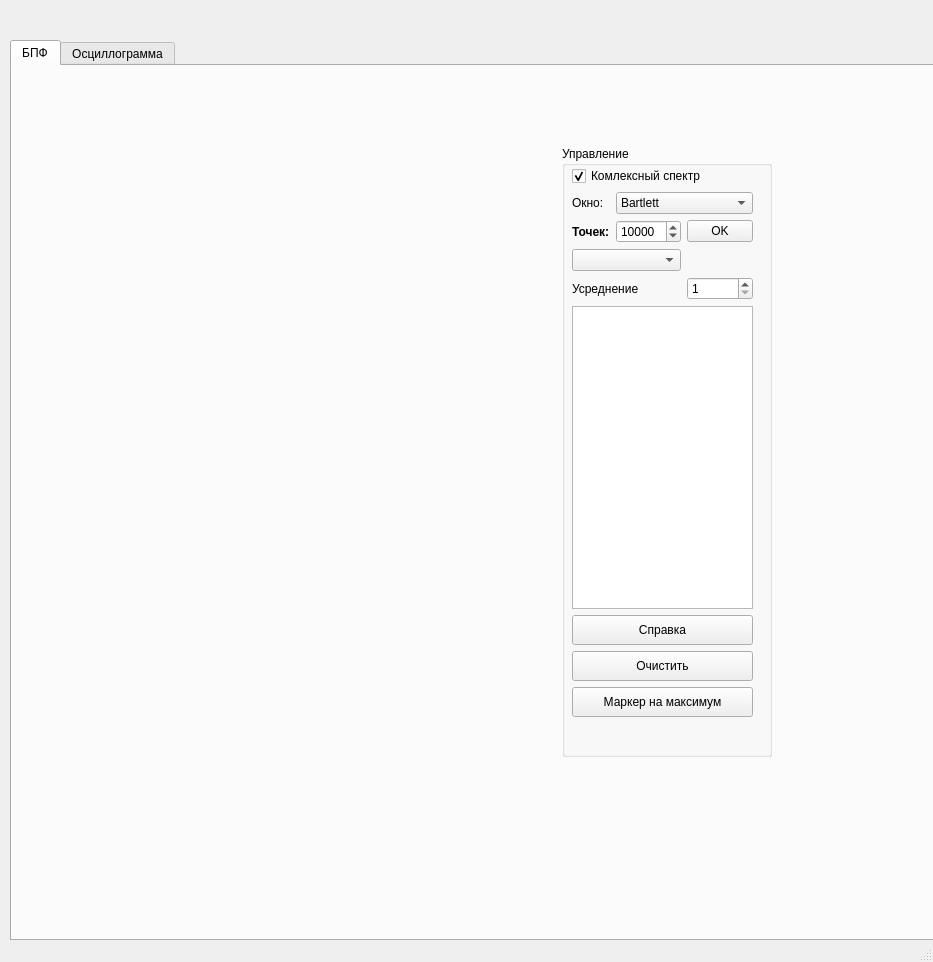
lolizz00/RF_TOOL, file ui/mw.ui: the form before one commit.
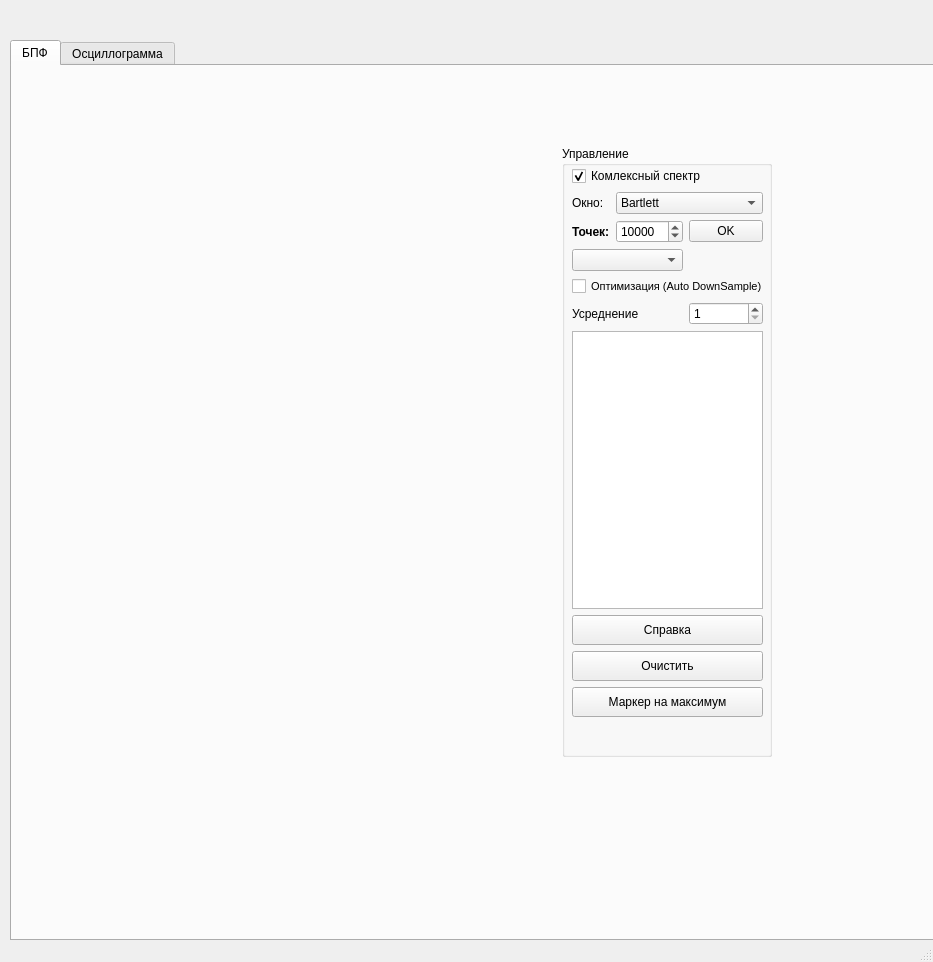
The form after the commit. Custom widgets are drawn as their Qt base class.

The edit to the form file:
```diff
--- a/ui/mw.ui
+++ b/ui/mw.ui
@@ -69,66 +69,11 @@
         <rect>
          <x>10</x>
          <y>20</y>
-         <width>181</width>
+         <width>191</width>
          <height>551</height>
         </rect>
        </property>
        <layout class="QGridLayout" name="gridLayout_12">
-        <item row="9" column="0" colspan="3">
-         <widget class="QPushButton" name="clearSpecPushButton">
-          <property name="minimumSize">
-           <size>
-            <width>0</width>
-            <height>30</height>
-           </size>
-          </property>
-          <property name="text">
-           <string>Очистить</string>
-          </property>
-         </widget>
-        </item>
-        <item row="10" column="0" colspan="3">
-         <widget class="QPushButton" name="markerPeakPushButton">
-          <property name="minimumSize">
-           <size>
-            <width>0</width>
-            <height>30</height>
-           </size>
-          </property>
-          <property name="text">
-           <string>Маркер на максимум</string>
-          </property>
-         </widget>
-        </item>
-        <item row="6" column="2">
-         <widget class="QSpinBox" name="midSpinBox">
-          <property name="minimum">
-           <number>1</number>
-          </property>
-          <property name="singleStep">
-           <number>5</number>
-          </property>
-         </widget>
-        </item>
-        <item row="4" column="1">
-         <widget class="QSpinBox" name="RD_cntSpinBox">
-          <property name="minimum">
-           <number>10</number>
-          </property>
-          <property name="maximum">
-           <number>999999999</number>
-          </property>
-          <property name="singleStep">
-           <number>100</number>
-          </property>
-          <property name="value">
-           <number>10000</number>
-          </property>
-          <property name="displayIntegerBase">
-           <number>10</number>
-          </property>
-         </widget>
-        </item>
         <item row="4" column="0">
          <widget class="QLabel" name="label_9">
           <property name="font">
@@ -142,8 +87,19 @@
           </property>
          </widget>
         </item>
-        <item row="11" column="0">
-         <layout class="QHBoxLayout" name="horizontalLayout_6"/>
+        <item row="4" column="2">
+         <widget class="QPushButton" name="cntPushButton">
+          <property name="text">
+           <string>OK</string>
+          </property>
+         </widget>
+        </item>
+        <item row="2" column="0">
+         <widget class="QLabel" name="label_33">
+          <property name="text">
+           <string>Окно:</string>
+          </property>
+         </widget>
         </item>
         <item row="2" column="1" colspan="2">
          <widget class="QComboBox" name="specWinComboBox">
@@ -184,46 +140,102 @@
           </property>
          </widget>
         </item>
-        <item row="6" column="0" colspan="2">
+        <item row="10" column="0" colspan="3">
+         <widget class="QPushButton" name="clearSpecPushButton">
+          <property name="minimumSize">
+           <size>
+            <width>0</width>
+            <height>30</height>
+           </size>
+          </property>
+          <property name="text">
+           <string>Очистить</string>
+          </property>
+         </widget>
+        </item>
+        <item row="9" column="0" colspan="3">
+         <widget class="QPushButton" name="info0PushButton">
+          <property name="minimumSize">
+           <size>
+            <width>0</width>
+            <height>30</height>
+           </size>
+          </property>
+          <property name="text">
+           <string>Справка</string>
+          </property>
+         </widget>
+        </item>
+        <item row="11" column="0" colspan="3">
+         <widget class="QPushButton" name="markerPeakPushButton">
+          <property name="minimumSize">
+           <size>
+            <width>0</width>
+            <height>30</height>
+           </size>
+          </property>
+          <property name="text">
+           <string>Маркер на максимум</string>
+          </property>
+         </widget>
+        </item>
+        <item row="4" column="1">
+         <widget class="QSpinBox" name="RD_cntSpinBox">
+          <property name="minimum">
+           <number>10</number>
+          </property>
+          <property name="maximum">
+           <number>999999999</number>
+          </property>
+          <property name="singleStep">
+           <number>100</number>
+          </property>
+          <property name="value">
+           <number>10000</number>
+          </property>
+          <property name="displayIntegerBase">
+           <number>10</number>
+          </property>
+         </widget>
+        </item>
+        <item row="12" column="0">
+         <layout class="QHBoxLayout" name="horizontalLayout_6"/>
+        </item>
+        <item row="7" column="0" colspan="2">
          <widget class="QLabel" name="label">
           <property name="text">
            <string>Усреднение</string>
           </property>
          </widget>
         </item>
-        <item row="2" column="0">
-         <widget class="QLabel" name="label_33">
-          <property name="text">
-           <string>Окно:</string>
-          </property>
-         </widget>
-        </item>
-        <item row="7" column="0" colspan="3">
-         <widget class="QTableWidget" name="speclegTableWidget"/>
-        </item>
         <item row="8" column="0" colspan="3">
-         <widget class="QPushButton" name="info0PushButton">
-          <property name="minimumSize">
-           <size>
-            <width>0</width>
-            <height>30</height>
-           </size>
-          </property>
-          <property name="text">
-           <string>Справка</string>
-          </property>
-         </widget>
+         <widget class="QTableWidget" name="speclegTableWidget"/>
         </item>
-        <item row="4" column="2">
-         <widget class="QPushButton" name="cntPushButton">
-          <property name="text">
-           <string>OK</string>
+        <item row="7" column="2">
+         <widget class="QSpinBox" name="midSpinBox">
+          <property name="minimum">
+           <number>1</number>
+          </property>
+          <property name="singleStep">
+           <number>5</number>
           </property>
          </widget>
         </item>
         <item row="5" column="0" colspan="2">
          <widget class="QComboBox" name="pow2ComboBox"/>
         </item>
+        <item row="6" column="0" colspan="3">
+         <widget class="QCheckBox" name="opt_checkBox">
+          <property name="font">
+           <font>
+            <pointsize>8</pointsize>
+           </font>
+          </property>
+          <property name="text">
+           <string>Оптимизация (Auto DownSample)</string>
+          </property>
+         </widget>
+        </item>
        </layout>
       </widget>
      </widget>
@@ -266,12 +278,12 @@
       <property name="title">
        <string>Управление</string>
       </property>
-      <widget class="QWidget" name="">
+      <widget class="QWidget" name="layoutWidget">
        <property name="geometry">
         <rect>
          <x>31</x>
          <y>31</y>
-         <width>201</width>
+         <width>206</width>
          <height>451</height>
         </rect>
        </property>
```
